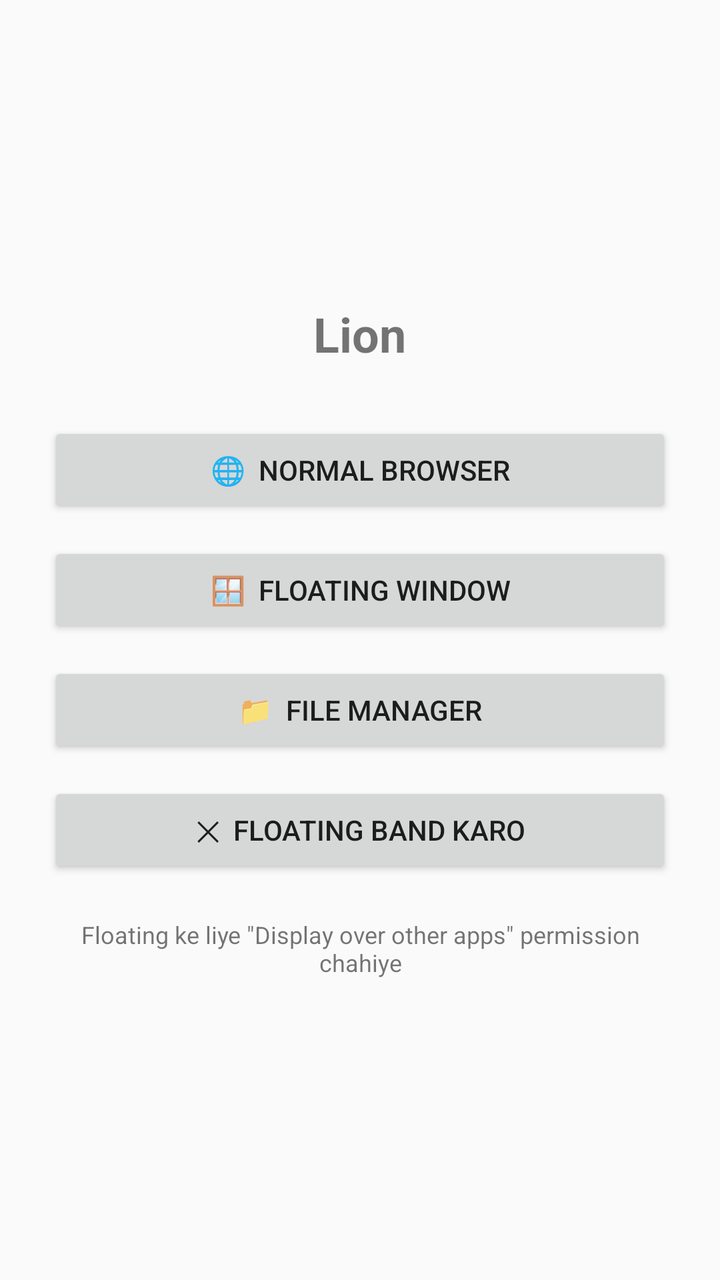
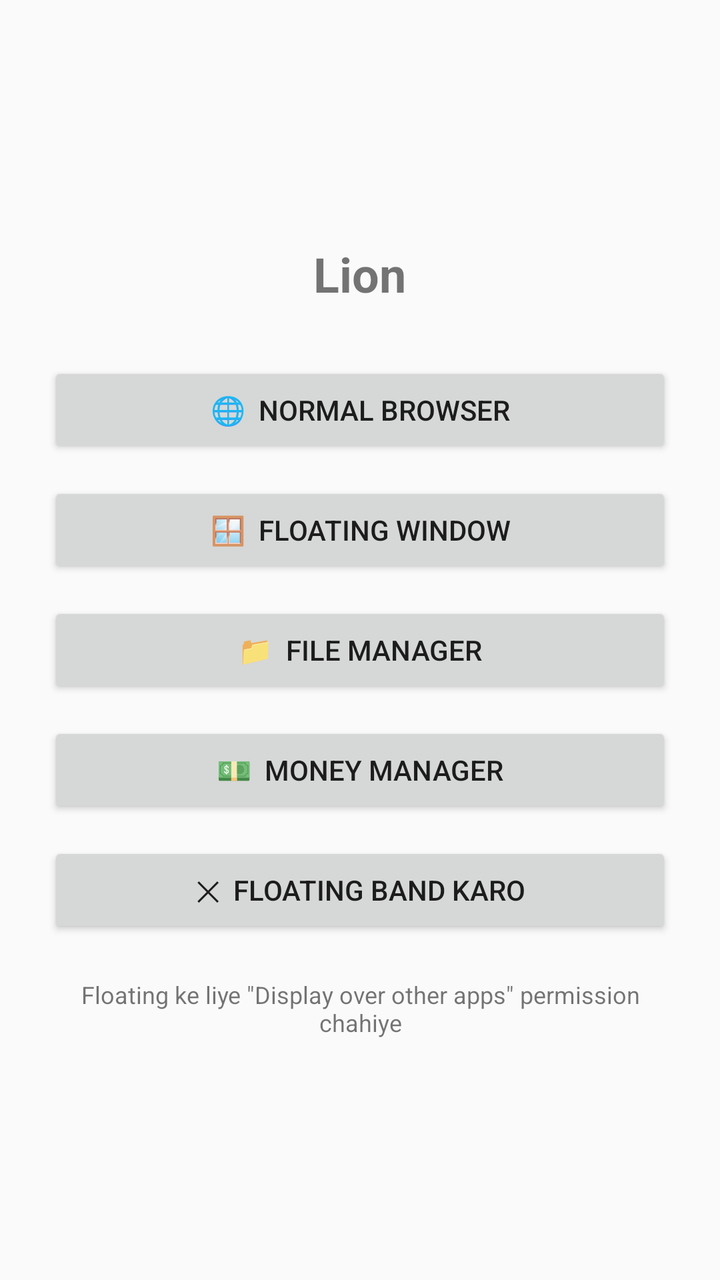

Before-and-after screenshots of an Android layout around one commit, followed by the original layout XML and the change that was made.
<!-- AndroidManifest.xml: application theme AppTheme -->
<!-- res/layout/activity_main.xml -->
<?xml version="1.0" encoding="utf-8"?>
<LinearLayout xmlns:android="http://schemas.android.com/apk/res/android"
    android:layout_width="match_parent"
    android:layout_height="match_parent"
    android:fitsSystemWindows="true"
    android:gravity="center"
    android:orientation="vertical"
    android:padding="24dp">

    <TextView
        android:layout_width="wrap_content"
        android:layout_height="wrap_content"
        android:layout_marginBottom="28dp"
        android:text="Lion"
        android:textSize="24sp"
        android:textStyle="bold" />

    <Button
        android:id="@+id/btnBrowser"
        android:layout_width="match_parent"
        android:layout_height="wrap_content"
        android:layout_marginBottom="12dp"
        android:text="🌐  Normal Browser" />

    <Button
        android:id="@+id/btnFloating"
        android:layout_width="match_parent"
        android:layout_height="wrap_content"
        android:layout_marginBottom="12dp"
        android:text="🪟  Floating Window" />

    <Button
        android:id="@+id/btnFiles"
        android:layout_width="match_parent"
        android:layout_height="wrap_content"
        android:layout_marginBottom="12dp"
        android:text="📁  File Manager" />

    <Button
        android:id="@+id/btnStopFloating"
        android:layout_width="match_parent"
        android:layout_height="wrap_content"
        android:text="✕  Floating band karo" />

    <TextView
        android:layout_width="wrap_content"
        android:layout_height="wrap_content"
        android:layout_marginTop="20dp"
        android:gravity="center"
        android:text="Floating ke liye &quot;Display over other apps&quot; permission chahiye"
        android:textSize="12sp" />
</LinearLayout>
<!-- resources referenced by this layout -->
<resources>
  <style name="AppTheme" parent="Theme.AppCompat.DayNight.NoActionBar" />
</resources>

<!-- the commit's change to res/layout/activity_main.xml (unified diff, before → after) -->
@@ -37,6 +37,13 @@
         android:text="📁  File Manager" />
 
     <Button
+        android:id="@+id/btnMoney"
+        android:layout_width="match_parent"
+        android:layout_height="wrap_content"
+        android:layout_marginBottom="12dp"
+        android:text="💵  Money Manager" />
+
+    <Button
         android:id="@+id/btnStopFloating"
         android:layout_width="match_parent"
         android:layout_height="wrap_content"
